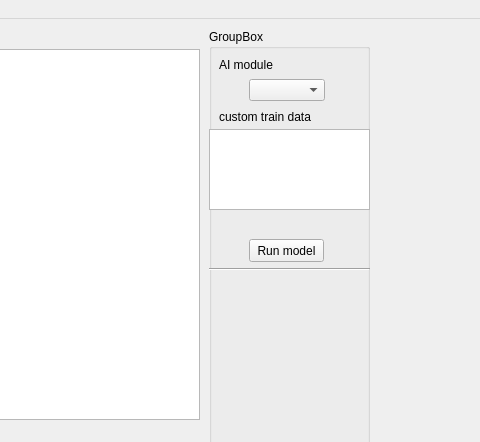
Qt form untitled.ui (Reodit/Detect_Inappropriate_Image) before a commit; both pictures show x 431 to 911 and y 0 to 442 of the 911 by 689 pixel window.
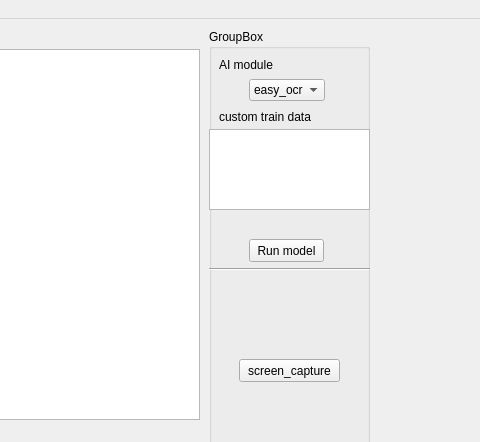
The same form after that commit.

Diff of the .ui file:
```diff
--- a/untitled.ui
+++ b/untitled.ui
@@ -97,6 +97,16 @@
        <height>22</height>
       </rect>
      </property>
+     <item>
+      <property name="text">
+       <string>easy_ocr</string>
+      </property>
+     </item>
+     <item>
+      <property name="text">
+       <string>yolov5</string>
+      </property>
+     </item>
     </widget>
     <widget class="QLabel" name="label_3">
      <property name="geometry">
@@ -147,6 +157,19 @@
       <string>custom train data</string>
      </property>
     </widget>
+    <widget class="QPushButton" name="screen_capture_pushButton">
+     <property name="geometry">
+      <rect>
+       <x>30</x>
+       <y>330</y>
+       <width>101</width>
+       <height>23</height>
+      </rect>
+     </property>
+     <property name="text">
+      <string>screen_capture</string>
+     </property>
+    </widget>
    </widget>
    <widget class="QWidget" name="Program" native="true">
     <property name="geometry">
```
Left out of the diff: 20 changed lines with no effect on the pictures.
